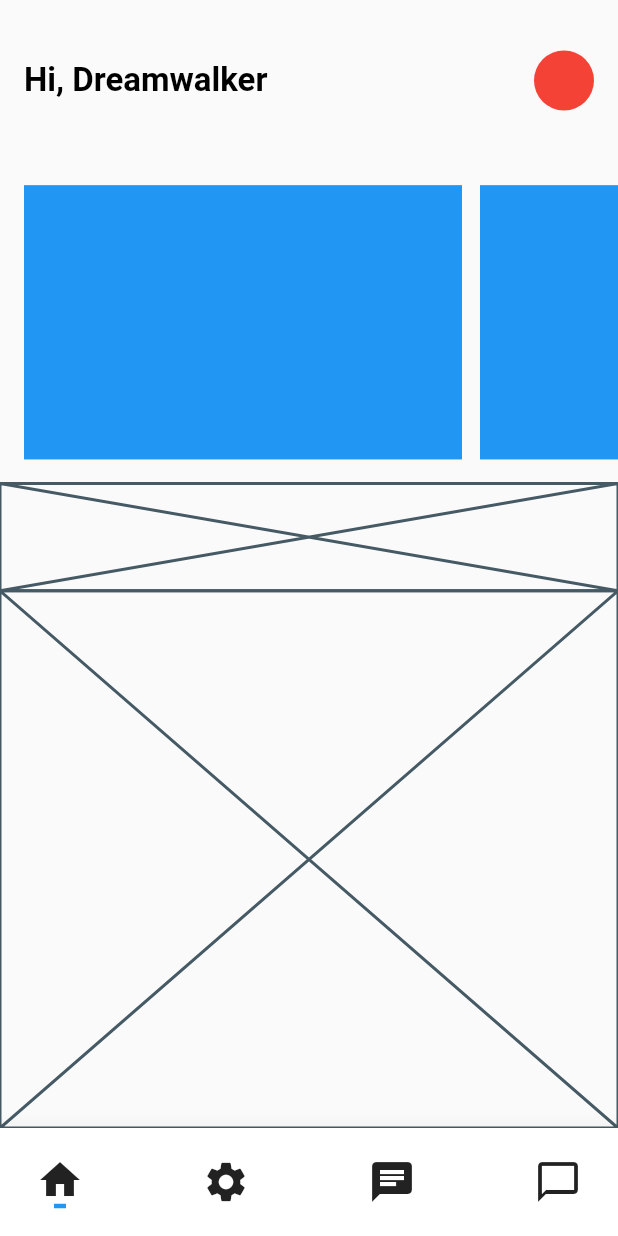
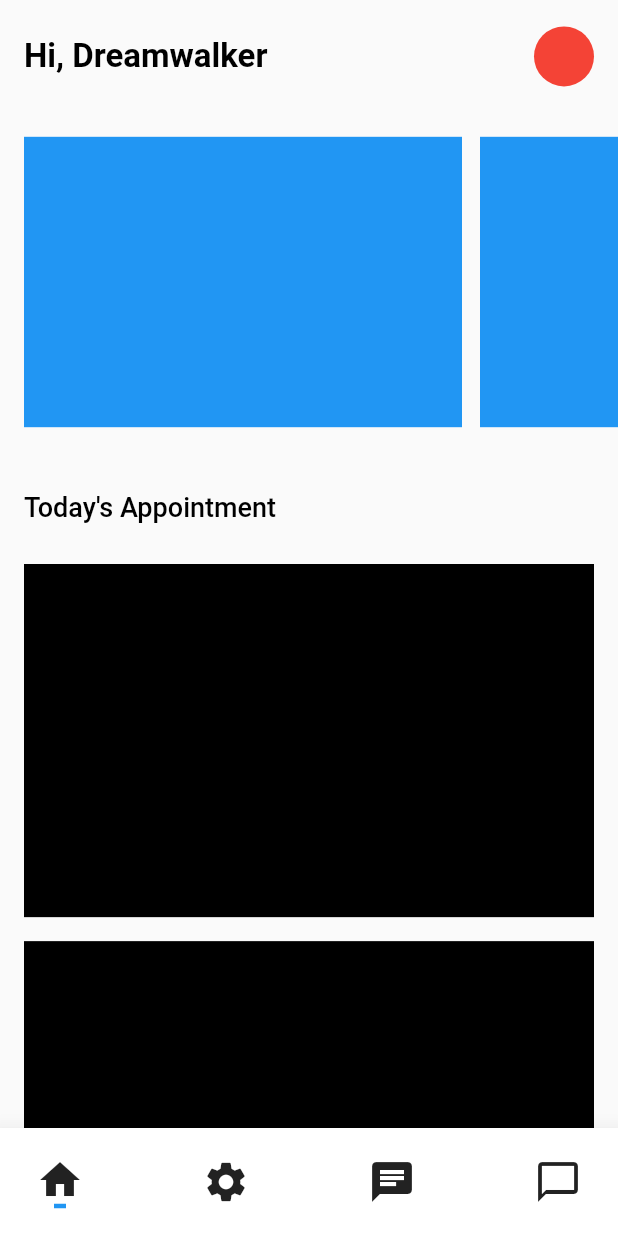
Before and after one commit to JAICHANGPARK/flutter_notebook_the_third_story, a Flutter app: the screen it shows after launch, on a phone screen of 412 x 824 dp. Run offline on Flutter 3.47's test engine with Material 2 defaults, Android fonts, the phone set to English and light mode, and no system bars; our stand-ins replace badges, dotted_border, fl_chart, google_fonts, page_transition, percent_indicator.

Commit message:
Update as_main_page.dart

```diff
--- a/lib/automotive_service/as_main_page.dart
+++ b/lib/automotive_service/as_main_page.dart
@@ -17,7 +17,7 @@ class _ASMainPageState extends State<ASMainPage> {
           child: Column(
             children: <Widget>[
               Expanded(
-                flex: 3,
+                flex: 2,
                 child: Padding(
                   padding: const EdgeInsets.symmetric(horizontal: 16),
                   child: Row(
@@ -67,11 +67,38 @@ class _ASMainPageState extends State<ASMainPage> {
               ),
               Expanded(
                 flex: 2,
-                child: Placeholder(),
+                child: Align(
+                  alignment: Alignment.centerLeft,
+                  child: Padding(
+                    padding: const EdgeInsets.only(left: 16),
+                    child: Text("Today's Appointment",style: TextStyle(
+                      color: Colors.black,
+                      fontSize: 18,
+                      fontWeight: FontWeight.w500,
+                    ),),
+                  ),
+                ),
               ),
               Expanded(
                 flex: 10,
-                child: Placeholder(),
+                child: ListView(
+                  children: <Widget>[
+                    Container(
+                      margin: EdgeInsets.only(left: 16, right: 16, bottom: 16),
+                      height: MediaQuery.of(context).size.height / 3.5,
+                      decoration: BoxDecoration(
+                        color: Colors.black
+                      ),
+                    ),
+                    Container(
+                      margin: EdgeInsets.only(left: 16, right: 16, bottom: 16),
+                      height: MediaQuery.of(context).size.height / 3.5,
+                      decoration: BoxDecoration(
+                          color: Colors.black
+                      ),
+                    )
+                  ],
+                ),
               )
             ],
           ),
```
